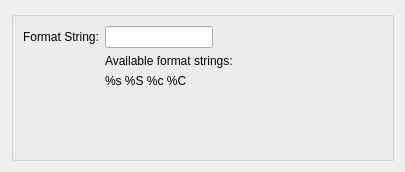
First picture: the form in src/Interface/Modules/String/PrintStringIntoStringDialog.ui, repository SCIInstitute/SCIRun, before the edit.
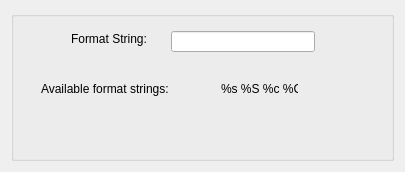
Second picture: the form after the edit.

Diff of the .ui file:
```diff
--- a/src/Interface/Modules/String/PrintStringIntoStringDialog.ui
+++ b/src/Interface/Modules/String/PrintStringIntoStringDialog.ui
@@ -31,35 +31,61 @@
      <property name="title">
       <string/>
      </property>
-     <layout class="QFormLayout" name="formLayout">
-      <property name="fieldGrowthPolicy">
-       <enum>QFormLayout::FieldsStayAtSizeHint</enum>
+     <widget class="QLineEdit" name="FormatString_">
+      <property name="geometry">
+       <rect>
+        <x>160</x>
+        <y>20</y>
+        <width>144</width>
+        <height>21</height>
+       </rect>
       </property>
-      <item row="0" column="0">
-       <widget class="QLabel" name="label_6">
-        <property name="text">
-         <string>Format String:</string>
-        </property>
-       </widget>
-      </item>
-      <item row="0" column="1">
-       <widget class="QLineEdit" name="FormatString_"/>
-      </item>
-      <item row="1" column="1">
-       <widget class="QLabel" name="label">
-        <property name="text">
-         <string>Available format strings:</string>
-        </property>
-       </widget>
-      </item>
-      <item row="2" column="1">
-       <widget class="QLabel" name="label_2">
-        <property name="text">
-         <string>%s %S %c %C</string>
-        </property>
-       </widget>
-      </item>
-     </layout>
+      <property name="maxLength">
+       <number>1000000000</number>
+      </property>
+      <property name="echoMode">
+       <enum>QLineEdit::Normal</enum>
+      </property>
+     </widget>
+     <widget class="QLabel" name="label_2">
+      <property name="geometry">
+       <rect>
+        <x>210</x>
+        <y>70</y>
+        <width>77</width>
+        <height>16</height>
+       </rect>
+      </property>
+      <property name="text">
+       <string>%s %S %c %C</string>
+      </property>
+     </widget>
+     <widget class="QLabel" name="label">
+      <property name="geometry">
+       <rect>
+        <x>30</x>
+        <y>70</y>
+        <width>155</width>
+        <height>16</height>
+       </rect>
+      </property>
+      <property name="text">
+       <string>Available format strings:</string>
+      </property>
+     </widget>
+     <widget class="QLabel" name="label_6">
+      <property name="geometry">
+       <rect>
+        <x>60</x>
+        <y>20</y>
+        <width>90</width>
+        <height>16</height>
+       </rect>
+      </property>
+      <property name="text">
+       <string>Format String:</string>
+      </property>
+     </widget>
     </widget>
    </item>
   </layout>
```
Left out of the diff: 4 changed lines with no effect on the pictures.
